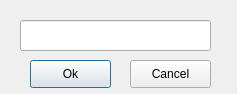
The window that src/lib/NameDialog.ui (KDE/marble) describes before a commit, drawn with Qt 5.
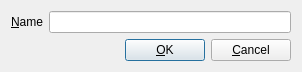
The same window after the commit.

Commit message: Added layout and a few fixes to the bookmark dialogs.

Patch:
```diff
--- a/src/lib/NameDialog.ui
+++ b/src/lib/NameDialog.ui
@@ -6,49 +6,76 @@
    <rect>
     <x>0</x>
     <y>0</y>
-    <width>237</width>
-    <height>94</height>
+    <width>302</width>
+    <height>67</height>
    </rect>
   </property>
   <property name="windowTitle">
    <string>Dialog</string>
   </property>
-  <widget class="QLineEdit" name="m_name">
-   <property name="geometry">
-    <rect>
-     <x>20</x>
-     <y>20</y>
-     <width>191</width>
-     <height>31</height>
-    </rect>
-   </property>
-  </widget>
-  <widget class="QPushButton" name="m_save">
-   <property name="geometry">
-    <rect>
-     <x>30</x>
-     <y>60</y>
-     <width>81</width>
-     <height>28</height>
-    </rect>
-   </property>
-   <property name="text">
-    <string>Ok</string>
-   </property>
-  </widget>
-  <widget class="QPushButton" name="m_cancel">
-   <property name="geometry">
-    <rect>
-     <x>130</x>
-     <y>60</y>
-     <width>81</width>
-     <height>28</height>
-    </rect>
-   </property>
-   <property name="text">
-    <string>Cancel</string>
-   </property>
-  </widget>
+  <layout class="QVBoxLayout" name="verticalLayout">
+   <item>
+    <layout class="QHBoxLayout" name="horizontalLayout_2">
+     <item>
+      <widget class="QLabel" name="m_namelbl">
+       <property name="text">
+        <string>&amp;Name</string>
+       </property>
+       <property name="buddy">
+        <cstring>m_name</cstring>
+       </property>
+      </widget>
+     </item>
+     <item>
+      <widget class="QLineEdit" name="m_name"/>
+     </item>
+    </layout>
+   </item>
+   <item>
+    <spacer name="verticalSpacer">
+     <property name="orientation">
+      <enum>Qt::Vertical</enum>
+     </property>
+     <property name="sizeHint" stdset="0">
+      <size>
+       <width>20</width>
+       <height>40</height>
+      </size>
+     </property>
+    </spacer>
+   </item>
+   <item>
+    <layout class="QHBoxLayout" name="horizontalLayout">
+     <item>
+      <spacer name="horizontalSpacer">
+       <property name="orientation">
+        <enum>Qt::Horizontal</enum>
+       </property>
+       <property name="sizeHint" stdset="0">
+        <size>
+         <width>40</width>
+         <height>20</height>
+        </size>
+       </property>
+      </spacer>
+     </item>
+     <item>
+      <widget class="QPushButton" name="m_save">
+       <property name="text">
+        <string>&amp;OK</string>
+       </property>
+      </widget>
+     </item>
+     <item>
+      <widget class="QPushButton" name="m_cancel">
+       <property name="text">
+        <string>&amp;Cancel</string>
+       </property>
+      </widget>
+     </item>
+    </layout>
+   </item>
+  </layout>
  </widget>
  <resources/>
  <connections>
```
The commit also changes 1 other file.
